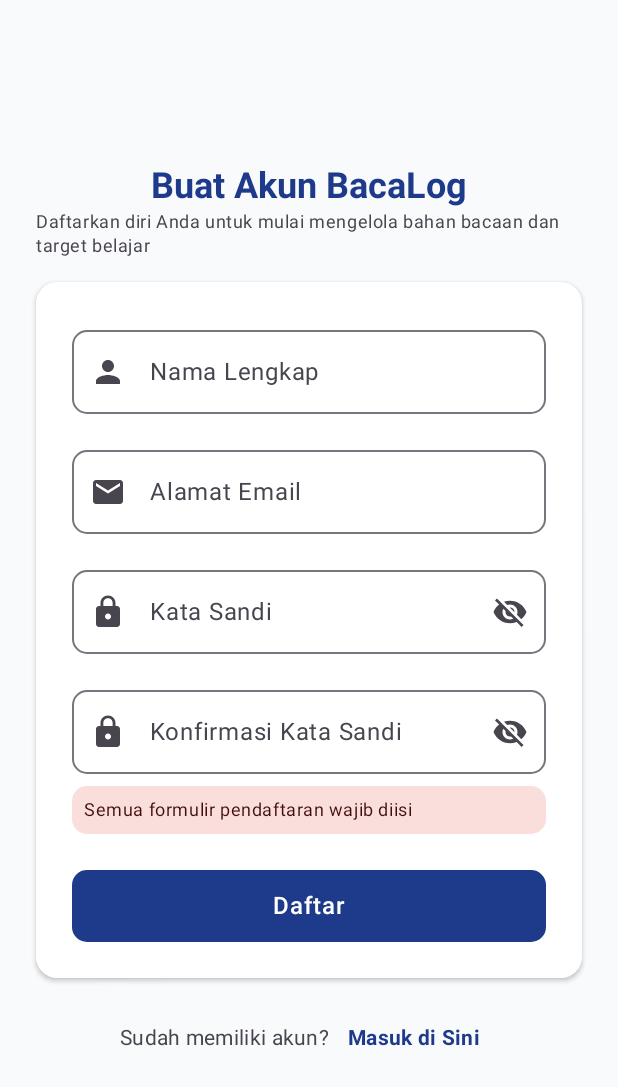
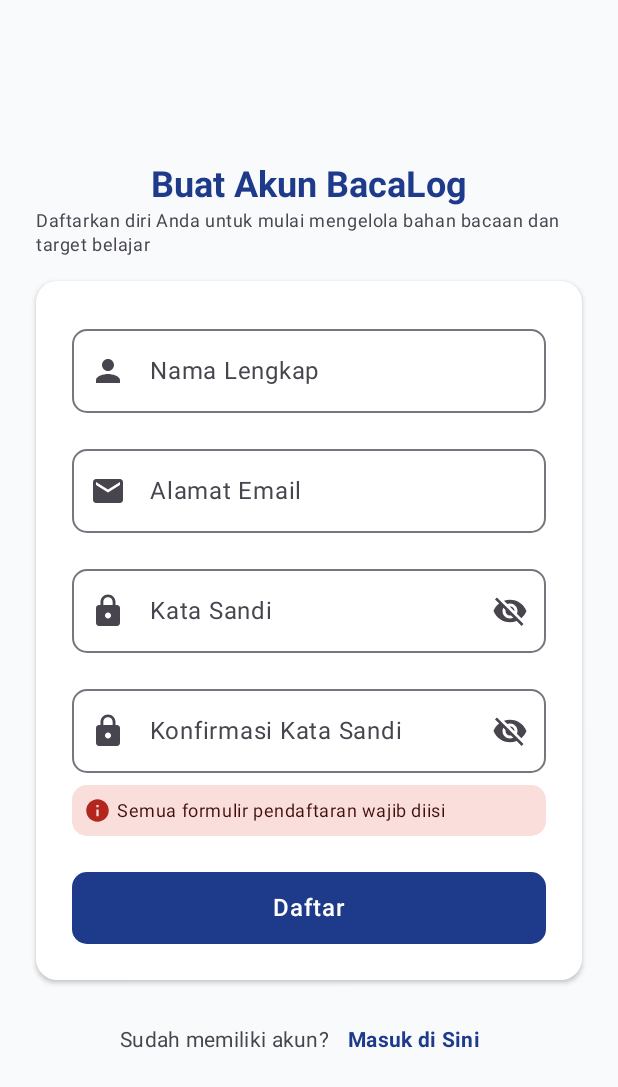
Before and after one commit to Mahl11/0118_BacaLog, an Android app built with Jetpack Compose: the RegisterScreen screen opened through its navigation route, after a tap on "Daftar", on a phone screen of 412 x 824 dp. Shown: the top 1087 px of the screen. Run offline under Robolectric (Android 15) with nearby library versions, the phone set to English and light mode, and no system bars; network calls fail.

Commit message:
Menyesuaikan penanganan dan parsing pesan error autentikasi agar lebih ramah pengguna

```diff
--- a/app/src/main/java/com/example/bacalog/ui/screens/auth/RegisterScreen.kt
+++ b/app/src/main/java/com/example/bacalog/ui/screens/auth/RegisterScreen.kt
@@ -11,12 +11,14 @@ import androidx.compose.foundation.layout.fillMaxWidth
 import androidx.compose.foundation.layout.height
 import androidx.compose.foundation.layout.padding
 import androidx.compose.foundation.layout.size
+import androidx.compose.foundation.layout.width
 import androidx.compose.foundation.rememberScrollState
 import androidx.compose.foundation.shape.RoundedCornerShape
 import androidx.compose.foundation.text.KeyboardOptions
 import androidx.compose.foundation.verticalScroll
 import androidx.compose.material.icons.Icons
 import androidx.compose.material.icons.filled.Email
+import androidx.compose.material.icons.filled.Info
 import androidx.compose.material.icons.filled.Lock
 import androidx.compose.material.icons.filled.Person
 import androidx.compose.material.icons.filled.Visibility
@@ -240,12 +242,23 @@ fun RegisterScreen(
                                 ),
                                 shape = RoundedCornerShape(dimensionResource(R.dimen.button_corner_radius))
                             ) {
-                                Text(
-                                    text = (uiState as AuthUiState.Error).message,
-                                    style = MaterialTheme.typography.bodySmall,
-                                    color = MaterialTheme.colorScheme.onErrorContainer,
-                                    modifier = Modifier.padding(dimensionResource(R.dimen.padding_small))
-                                )
+                                Row(
+                                    modifier = Modifier.padding(dimensionResource(R.dimen.padding_small)),
+                                    verticalAlignment = Alignment.CenterVertically
+                                ) {
+                                    Icon(
+                                        imageVector = Icons.Default.Info,
+                                        contentDescription = null,
+                                        tint = MaterialTheme.colorScheme.error,
+                                        modifier = Modifier.size(dimensionResource(R.dimen.icon_size_small))
+                                    )
+                                    Spacer(modifier = Modifier.width(dimensionResource(R.dimen.padding_extra_small)))
+                                    Text(
+                                        text = (uiState as AuthUiState.Error).message,
+                                        style = MaterialTheme.typography.bodySmall,
+                                        color = MaterialTheme.colorScheme.onErrorContainer
+                                    )
+                                }
                             }
                         }
 
```
Also changed, not shown: app/src/main/java/com/example/bacalog/data/repository/AuthRepository.kt (+18 -2 lines), app/src/main/java/com/example/bacalog/ui/screens/auth/LoginScreen.kt (+19 -6 lines).
